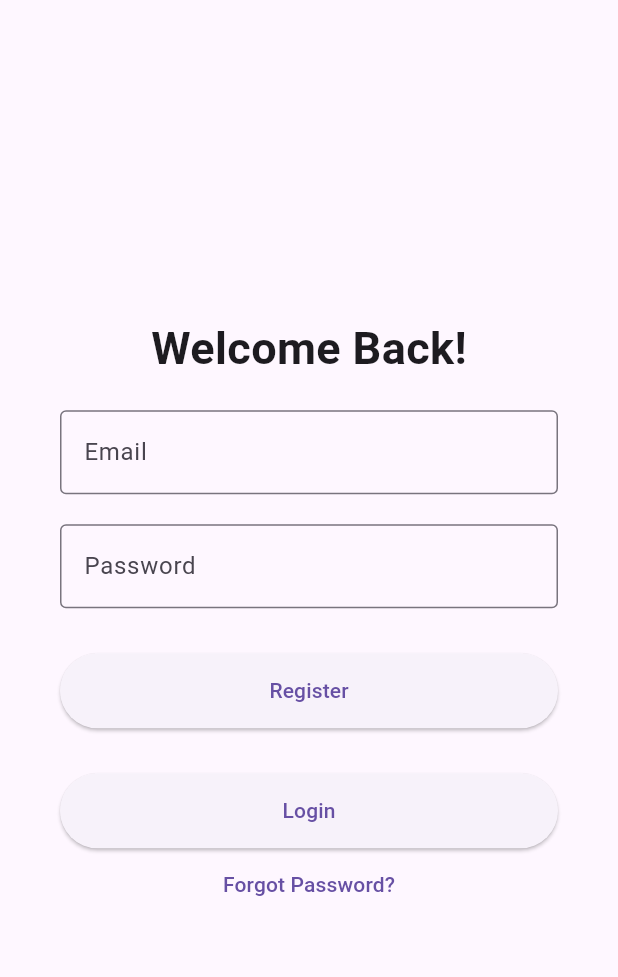
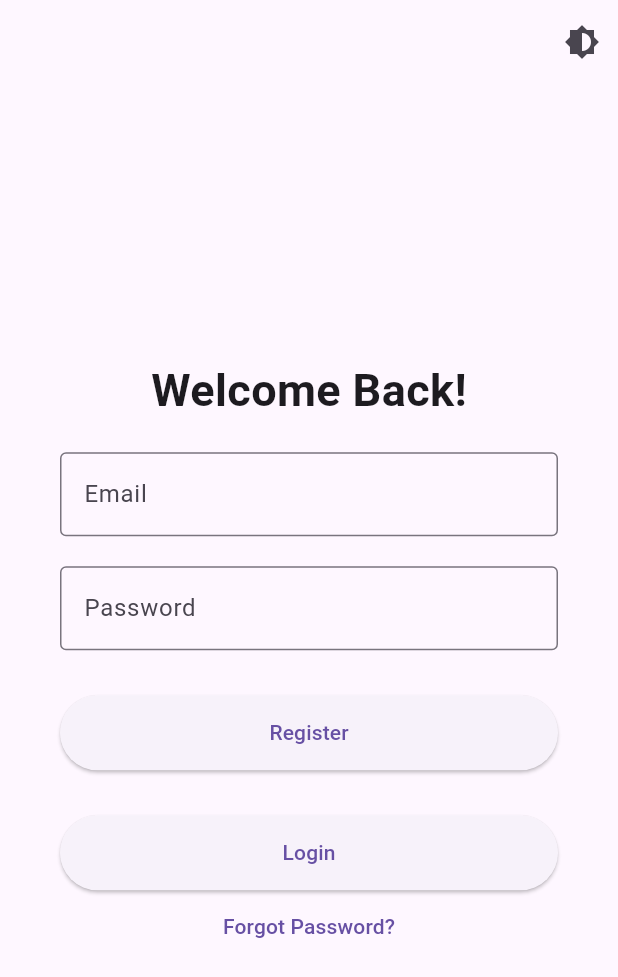
Before and after one commit to musab-sheikh/TaskManager, a Flutter app: the screen it shows after launch, on a phone screen of 412 x 824 dp. Shown: the top 977 px of the screen. Run offline on Flutter 3.47's test engine with Material 3 defaults, Android fonts, the phone set to English and light mode, and no system bars; our stand-ins replace shared_preferences.

Commit message:
Almost complete

```diff
--- a/task_manager/lib/UI/login.dart
+++ b/task_manager/lib/UI/login.dart
@@ -1,11 +1,14 @@
 import 'package:flutter/material.dart';
+import 'package:provider/provider.dart';
 import 'package:task_manager/Authentication/auth_service.dart';
 import 'package:task_manager/UI/task_screen.dart';
+import 'package:task_manager/UI/theme_manager.dart';
 
 class LoginScreen extends StatefulWidget {
   @override
   _LoginScreenState createState() => _LoginScreenState();
 }
+//eve.holt@reqres.in
 
 class _LoginScreenState extends State<LoginScreen> {
   final _emailController = TextEditingController();
@@ -15,6 +18,19 @@ class _LoginScreenState extends State<LoginScreen> {
   @override
   Widget build(BuildContext context) {
     return Scaffold(
+      appBar:AppBar(
+  actions: [
+    IconButton(
+      icon: Icon(Icons.brightness_6),
+      onPressed: () {
+        final themeManager = Provider.of<ThemeManager>(context, listen: false);
+        themeManager.setTheme(themeManager.getTheme().brightness == Brightness.dark
+            ? ThemeData.light()
+            : ThemeData.dark());
+      },
+    ),
+  ],
+),
       body: SafeArea(
         child: Container(
           padding: EdgeInsets.symmetric(horizontal: 40),
@@ -124,83 +140,3 @@ void _handleRegister() async {
     }
   }
 }
-
-// import 'package:flutter/material.dart';
-// import 'package:task_manager/Authentication/auth_service.dart';
-// import 'package:task_manager/UI/task_screen.dart';
-
-// class LoginScreen extends StatefulWidget {
-//   @override
-//   _LoginScreenState createState() => _LoginScreenState();
-// }
-
-// class _LoginScreenState extends State<LoginScreen> {
-//   final _emailController = TextEditingController();
-//   final _passwordController = TextEditingController();
-//   final AuthService _authService = AuthService();
-
-//   void _login() async {
-//     final email = _emailController.text;
-//     final password = _passwordController.text;
-
-//     final bool loggedIn = await _authService.login(email, password);
-
-//     if (loggedIn) {
-//       // Navigate to your app's home screen or dashboard
-//   // Replaces the current screen in the navigator with LoginScreen.
-//   print('lol');
-//   Navigator.pushReplacement(
-//     context,
-//     MaterialPageRoute(builder: (context) => TaskScreen()),
-//   );    } else {
-//       // Show error message
-//       showDialog(
-//         context: context,
-//         builder: (BuildContext context) {
-//           return AlertDialog(
-//             title: Text('Login Failed'),
-//             content: Text('Invalid email or password.'),
-//             actions: <Widget>[
-//               TextButton(
-//                 child: Text('Close'),
-//                 onPressed: () {
-//                   Navigator.of(context).pop();
-//                 },
-//               ),
-//             ],
-//           );
-//         },
-//       );
-//     }
-//   }
-
-//   @override
-//   Widget build(BuildContext context) {
-//     return Scaffold(
-//       appBar: AppBar(title: Text('Login')),
-//       body: Padding(
-//         padding: EdgeInsets.all(16.0),
-//         child: Column(
-//           mainAxisAlignment: MainAxisAlignment.center,
-//           children: <Widget>[
-//             TextField(
-//               controller: _emailController,
-//               decoration: InputDecoration(labelText: 'Email'),
-//               keyboardType: TextInputType.emailAddress,
-//             ),
-//             TextField(
-//               controller: _passwordController,
-//               decoration: InputDecoration(labelText: 'Password'),
-//               obscureText: true,
-//             ),
-//             SizedBox(height: 20),
-//             ElevatedButton(
-//               onPressed: _login,
-//               child: Text('Login'),
-//             ),
-//           ],
-//         ),
-//       ),
-//     );
-//   }
-// }
--- /dev/null
+++ b/task_manager/lib/UI/theme_manager.dart
@@ -0,0 +1,14 @@
+import 'package:flutter/material.dart';
+
+class ThemeManager with ChangeNotifier {
+  ThemeData _themeData;
+
+  ThemeManager(this._themeData);
+
+  getTheme() => _themeData;
+
+  setTheme(ThemeData theme) {
+    _themeData = theme;
+    notifyListeners();
+  }
+}
--- a/task_manager/lib/main.dart
+++ b/task_manager/lib/main.dart
@@ -1,7 +1,33 @@
+// import 'package:flutter/material.dart';
+// import 'package:provider/provider.dart';
+// import 'package:task_manager/Providers/task_provider.dart';
+// import 'package:task_manager/UI/login.dart';
+
+// void main() {
+//   runApp(MyApp());
+// }
+
+// class MyApp extends StatelessWidget {
+//   @override
+//   Widget build(BuildContext context) {
+//     return MultiProvider(
+//       providers: [
+//         ChangeNotifierProvider(create: (context) => TaskProvider()),
+//       ],
+//       child: MaterialApp(
+//         title: 'Task Manager App',
+//         home: LoginScreen(),
+//       ),
+//     );
+//   }
+// }
+
 import 'package:flutter/material.dart';
 import 'package:provider/provider.dart';
 import 'package:task_manager/Providers/task_provider.dart';
 import 'package:task_manager/UI/login.dart';
+import 'package:task_manager/UI/theme_manager.dart';
+// Assuming you have a TaskProvider
 
 void main() {
   runApp(MyApp());
@@ -13,10 +39,16 @@ class MyApp extends StatelessWidget {
     return MultiProvider(
       providers: [
         ChangeNotifierProvider(create: (context) => TaskProvider()),
+        ChangeNotifierProvider(create: (context) => ThemeManager(ThemeData.light())), // Add this line
       ],
-      child: MaterialApp(
-        title: 'Task Manager App',
-        home: LoginScreen(),
+      child: Consumer<ThemeManager>( // Use Consumer to listen to ThemeManager changes
+        builder: (context, themeManager, child) {
+          return MaterialApp(
+            title: 'Task Manager App',
+            theme: themeManager.getTheme(), // Apply the theme from ThemeManager
+            home: LoginScreen(),
+          );
+        },
       ),
     );
   }
--- a/task_manager/pubspec.yaml
+++ b/task_manager/pubspec.yaml
@@ -38,6 +38,7 @@ dependencies:
   shared_preferences: ^2.2.2
   http: ^1.2.0
   provider: ^6.1.2
+  flutter_slidable: ^3.1.0
 
 dev_dependencies:
   flutter_test:
@@ -48,7 +49,7 @@ dev_dependencies:
   # activated in the `analysis_options.yaml` file located at the root of your
   # package. See that file for information about deactivating specific lint
   # rules and activating additional ones.
-  flutter_lints: ^2.0.0
+  flutter_lints: ^3.0.2
 
 # For information on the generic Dart part of this file, see the
 # following page: https://dart.dev/tools/pub/pubspec
```
Also changed, not shown: task_manager/lib/UI/add_edit.dart (+17 -5 lines), task_manager/lib/UI/task_screen.dart (+80 -104 lines), task_manager/pubspec.lock.
